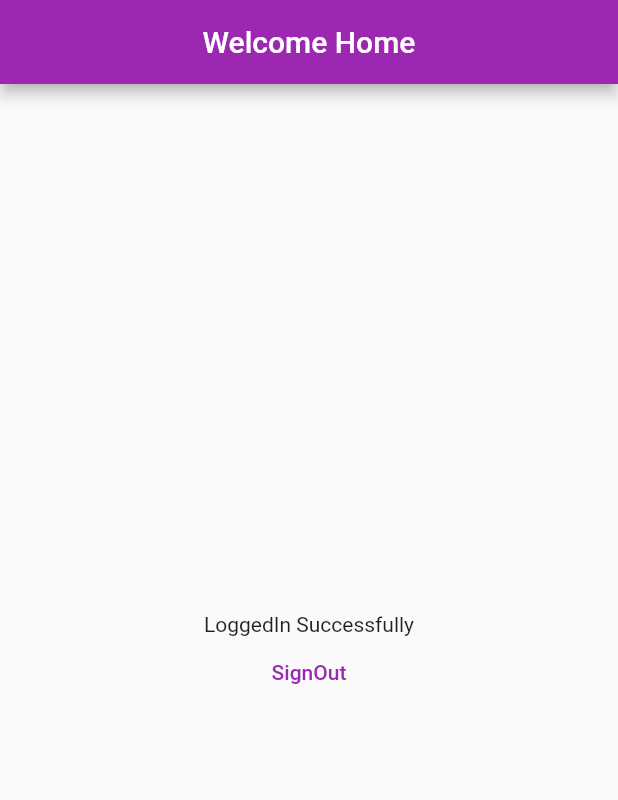
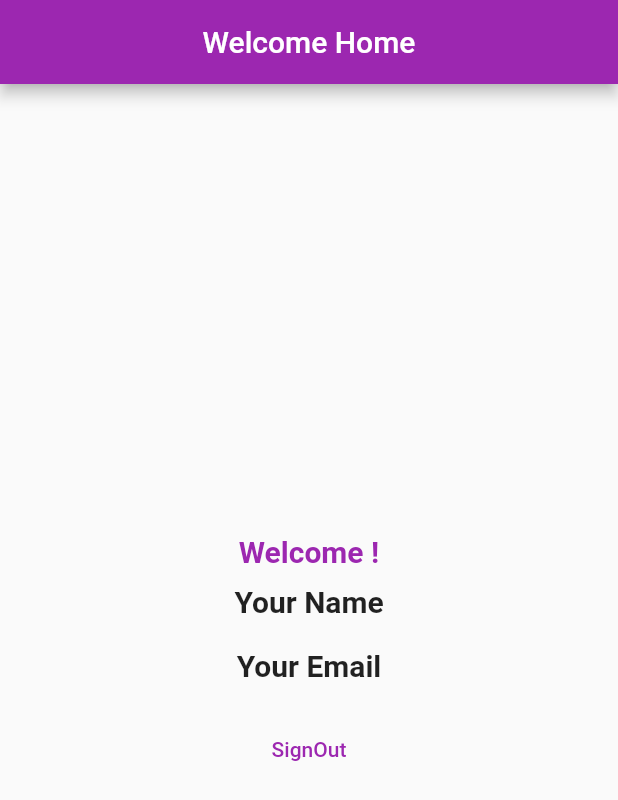
Before and after one commit to ImaduddinKhan/poc_reg_task, a Flutter app: the screen it shows once a user with an empty profile is signed in, on a phone screen of 412 x 824 dp. Shown: the top 800 px of the screen. Run offline on Flutter 3.47's test engine with Material 2 defaults, Android fonts, the light colour scheme and no system bars; our stand-ins replace firebase_auth, firebase_core, firebase_database; accounts and stored records are empty.

Commit message:
Done Done

```diff
--- a/lib/pages/welcom_home_page.dart
+++ b/lib/pages/welcom_home_page.dart
@@ -10,17 +10,11 @@
 }
 
 class _WelcomeHomePageState extends State<WelcomeHomePage> {
-  final _db = FirebaseDatabase.instance.ref().child("users");
+  String userId = (FirebaseAuth.instance.currentUser!).uid;
 
-  Future<DatabaseEvent> getData() {
-    var user = FirebaseAuth.instance.currentUser!;
-    final dbRef =
-        FirebaseDatabase.instance.ref().child('users').child(user.uid);
-    return dbRef.once();
-  }
-
-  showData() {
-    _db.once().then((snapshot) => print(snapshot.snapshot.value));
+  @override
+  void initState() {
+    super.initState();
   }
 
   @override
@@ -30,14 +24,51 @@
           title: const Text('Welcome Home'),
           centerTitle: true,
         ),
-      body: SizedBox(
+        body: FutureBuilder(
+          future: FirebaseDatabase.instance
+              .ref()
+              .child('users')
+              .child(userId)
+              .get(),
+          builder: (context, AsyncSnapshot<DataSnapshot> snapshot) {
+            if (!snapshot.hasData) {
+              return const Center(
+                child: CircularProgressIndicator(),
+              );
+            }
+            var data = (snapshot.data!.value as dynamic);
+            return SizedBox(
               width: MediaQuery.of(context).size.width,
               child: Column(
                 mainAxisAlignment: MainAxisAlignment.center,
                 children: [
+                  Text(
+                    'Welcome ${data['username']}!',
+                    style: TextStyle(
+                      fontSize: 20,
+                      fontWeight: FontWeight.bold,
+                      color: Theme.of(context).primaryColor,
+                    ),
+                    textAlign: TextAlign.center,
+                  ),
+                  const SizedBox(
+                    height: 10,
+                  ),
                   const Text(
-              'LoggedIn Successfully',
-              textAlign: TextAlign.center,
+                    'Your Name',
+                    style: TextStyle(fontSize: 20, fontWeight: FontWeight.bold),
+                  ),
+                  Text(
+                    data['username'],
+                    style: const TextStyle(fontSize: 17),
+                  ),
+                  const Text(
+                    'Your Email',
+                    style: TextStyle(fontSize: 20, fontWeight: FontWeight.bold),
+                  ),
+                  Text(
+                    data['email'],
+                    style: const TextStyle(fontSize: 17),
                   ),
                   TextButton(
                       onPressed: () {
@@ -46,7 +77,28 @@
                       child: const Text('SignOut'))
                 ],
               ),
-      ),
+            );
+          },
+        )
+
+        // SizedBox(
+        //   width: MediaQuery.of(context).size.width,
+        //   child: Column(
+        //     mainAxisAlignment: MainAxisAlignment.center,
+        //     children: [
+        //       const Text(
+        //         'LoggedIn Successfully',
+        //         textAlign: TextAlign.center,
+        //       ),
+        //       Text(getCurrentOnLineUserInfo().toString()),
+        //       TextButton(
+        //           onPressed: () {
+        //             FirebaseAuth.instance.signOut();
+        //           },
+        //           child: const Text('SignOut'))
+        //     ],
+        //   ),
+        // ),
         );
   }
 }
```
Also changed, not shown: lib/widgets/auth_page_widget.dart (+95 -26 lines), 1 other file. Lines whose indentation alone changed are shown as unchanged.
